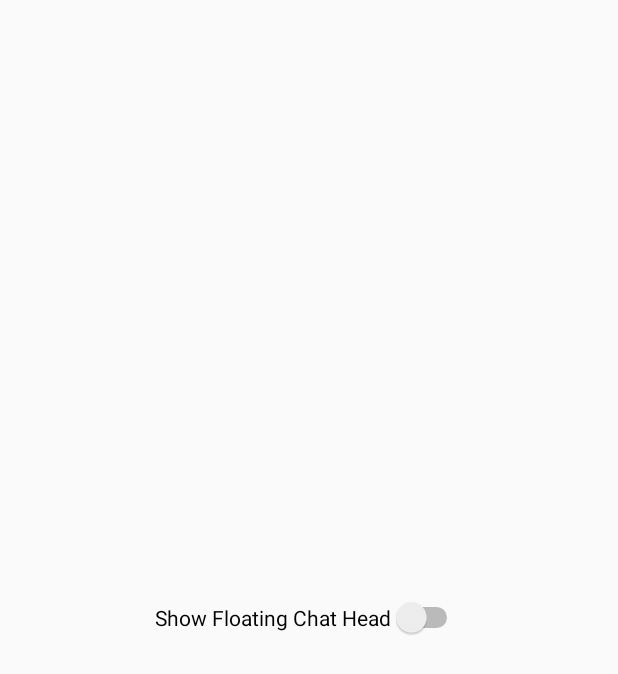
After one commit to abuubaida921/bubble-chat-head, an Android app built with Jetpack Compose: the layout activity_main.xml on its own in the app's theme, with its tools: preview values and no code run, on a phone screen of 412 x 824 dp. The commit adds this screen. Shown: the top 674 px of the screen. Run offline under Robolectric (Android 15) with nearby library versions, the phone set to English and light mode, and no system bars.

Commit message:
Setting page added

```diff
--- /dev/null
+++ b/app/src/main/res/layout/activity_main.xml
@@ -0,0 +1,15 @@
+<?xml version="1.0" encoding="utf-8"?>
+<LinearLayout xmlns:android="http://schemas.android.com/apk/res/android"
+    android:layout_width="match_parent"
+    android:layout_height="match_parent"
+    android:orientation="vertical"
+    android:gravity="center"
+    android:padding="24dp">
+
+    <Switch
+        android:id="@+id/switch_floating_head"
+        android:layout_width="wrap_content"
+        android:layout_height="wrap_content"
+        android:text="Show Floating Chat Head" />
+
+</LinearLayout>
--- a/app/src/main/res/values/themes.xml
+++ b/app/src/main/res/values/themes.xml
@@ -1,5 +1,5 @@
 <?xml version="1.0" encoding="utf-8"?>
 <resources>
 
-    <style name="Theme.Bubble_Chat_Head" parent="android:Theme.Material.Light.NoActionBar" />
+    <style name="Theme.Bubble_Chat_Head" parent="Theme.AppCompat.Light.NoActionBar" />
 </resources>
```
Also changed, not shown: app/src/main/java/com/abuubaida921/bubble_chat_head/MainActivity.kt (+16 -0 lines).
